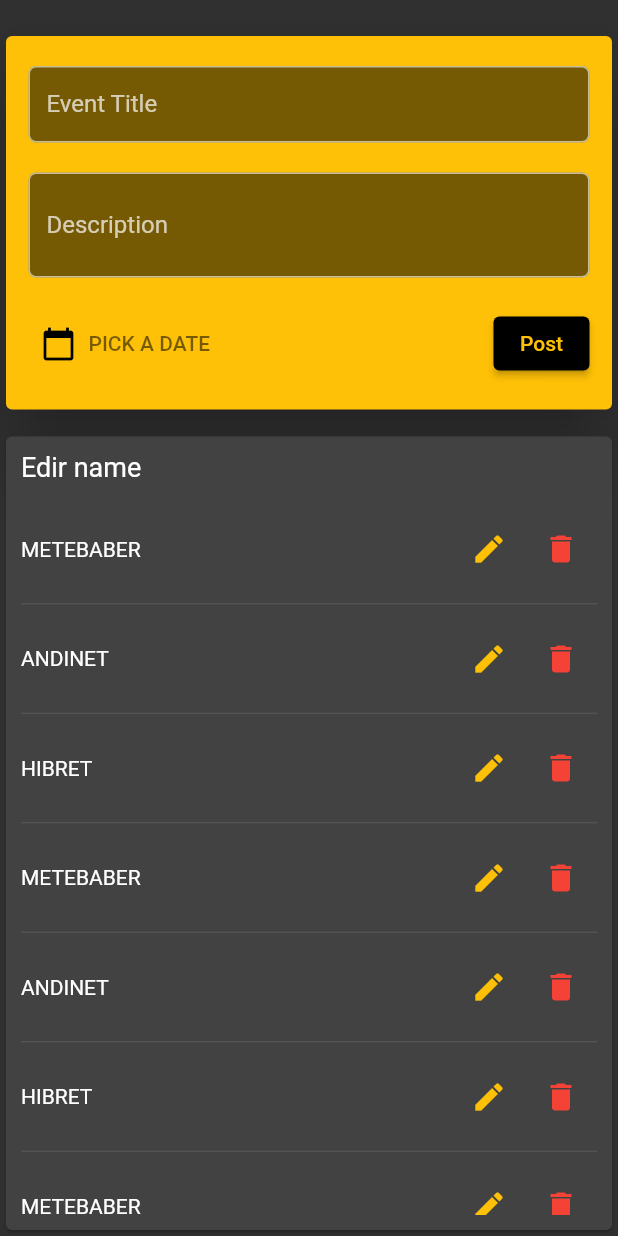
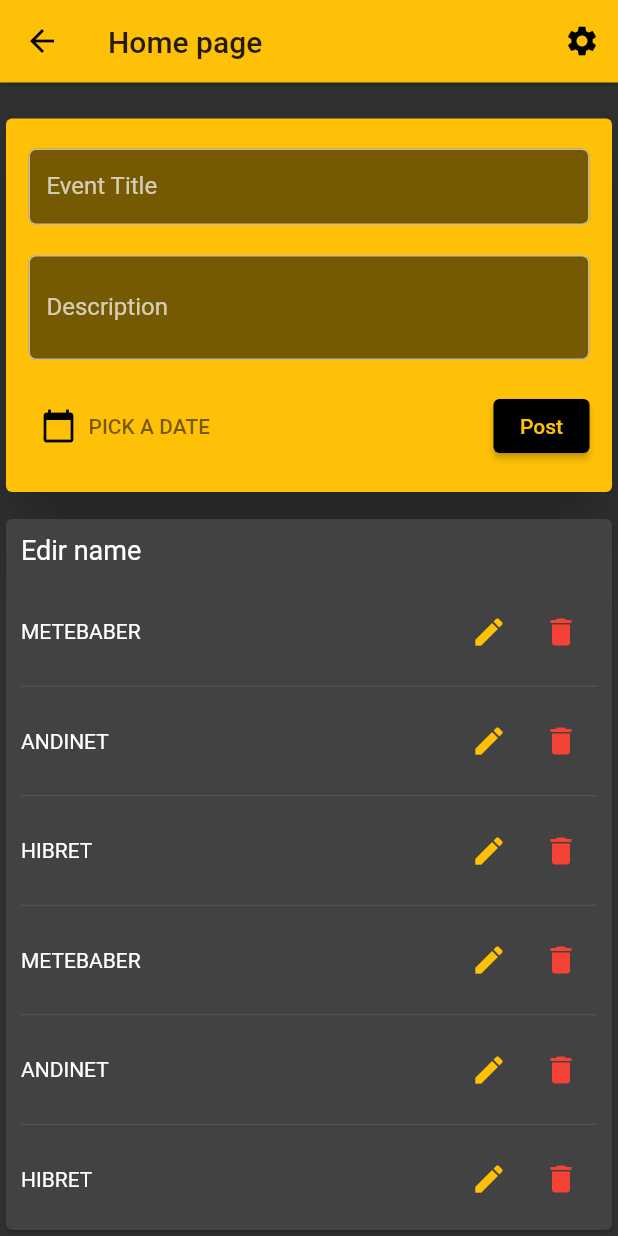
Before and after one commit to runtimeterror-aait/edir_frontend, a Flutter app: the AdminHomePage screen opened directly, on a phone screen of 412 x 824 dp. Run offline on Flutter 3.47's test engine with Material 2 defaults, Android fonts, the light colour scheme and no system bars; our stand-ins replace bloc, carousel_slider, flutter_svg.

Commit message:
admin home page appbar.

```diff
--- a/lib/admin/screens/admin_manage_edir/home/admin_home_page.dart
+++ b/lib/admin/screens/admin_manage_edir/home/admin_home_page.dart
@@ -3,6 +3,7 @@ import 'dart:convert';
 import 'package:edir/admin/screens/admin_manage_edir/admin_manage_edir_page.dart';
 import 'package:edir/admin/screens/admin_manage_edir/home/admin_manage_selected_edir.dart';
 import 'package:edir/admin/screens/admin_manage_edir/widgets/create_event_card.dart';
+import 'package:edir/core/appbar.dart';
 import 'package:edir/core/styles.dart';
 import 'package:flutter/material.dart';
 
@@ -23,7 +24,12 @@ class AdminHomePage extends StatelessWidget with Styles {
 
   @override
   Widget build(BuildContext context) {
-    return Column(
+    return Scaffold(
+      appBar: AppBarSection(
+        title: "Home page",
+        actions: [IconButton(onPressed: () {}, icon: Icon(Icons.settings))],
+      ),
+      body: Column(
         children: [
           SizedBox(height: 20),
           CreateEventCard(),
@@ -51,6 +57,7 @@ class AdminHomePage extends StatelessWidget with Styles {
             ),
           ),
         ],
+      ),
     );
   }
 }
```
Lines whose indentation alone changed are shown as unchanged.
